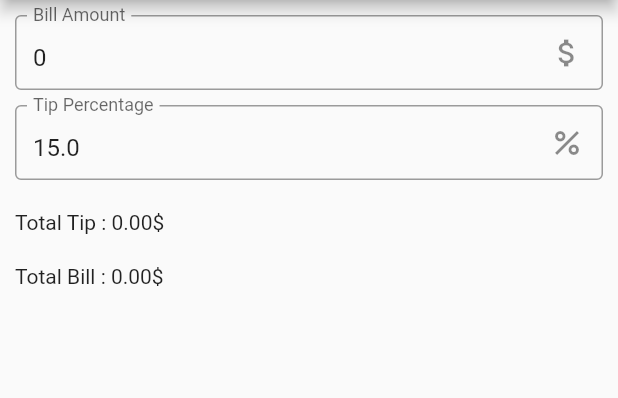
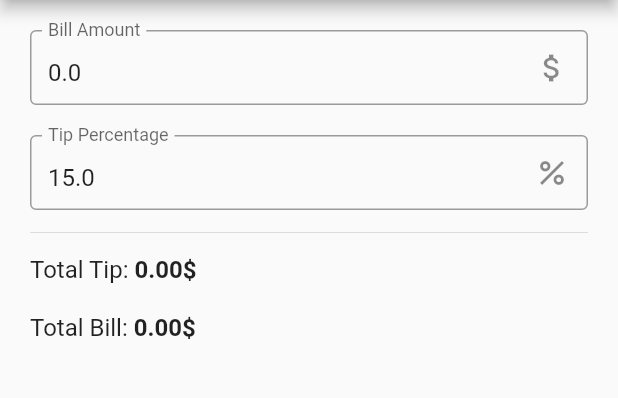
Before and after one commit to rutvik110/tip_calculator, a Flutter app: the screen it shows after launch, on a phone screen of 412 x 824 dp, the part 84-482 px from its top. Run offline on Flutter 3.47's test engine with Material 2 defaults, Android fonts, the phone set to English and light mode, and no system bars.

Commit message:
ui updated and functionality improved

```diff
--- a/lib/main.dart
+++ b/lib/main.dart
@@ -103,19 +103,26 @@ class _MyHomePageState extends State<MyHomePage> {
     totalTip = 0;
     totalBill = 0;
     tipPercentageController = TextEditingController(text: '$tipPercentage');
-    billAmountController = TextEditingController(text: '0');
+    billAmountController = TextEditingController(text: '$billAmount');
 
     errorText = null;
   }
 
   @override
   Widget build(BuildContext context) {
+    final moneyTextStyle = TextStyle(
+      fontWeight: FontWeight.bold,
+      fontSize: Theme.of(context).textTheme.titleMedium!.fontSize,
+    );
+    final titleTextStyle = TextStyle(
+      fontSize: Theme.of(context).textTheme.titleMedium!.fontSize,
+    );
     return Scaffold(
       appBar: AppBar(
         title: const Text('Tip Calculator'),
       ),
       body: Padding(
-        padding: const EdgeInsets.all(10),
+        padding: const EdgeInsets.all(20),
         child: Column(
           crossAxisAlignment: CrossAxisAlignment.start,
           children: [
@@ -134,7 +141,7 @@ class _MyHomePageState extends State<MyHomePage> {
               ),
             ),
             const SizedBox(
-              height: 10,
+              height: 20,
             ),
             SizedBox(
               height: 50,
@@ -143,8 +150,9 @@ class _MyHomePageState extends State<MyHomePage> {
                 decoration: InputDecoration(
                   border: const OutlineInputBorder(),
                   label: const Text('Tip Percentage'),
-                  suffixIcon: const Icon(
+                  suffixIcon: Icon(
                     Icons.percent,
+                    color: errorText != null ? Colors.red : null,
                   ),
                   errorText: errorText,
                 ),
@@ -154,15 +162,19 @@ class _MyHomePageState extends State<MyHomePage> {
               ),
             ),
             // show total tip and total bill
-            const SizedBox(
-              height: 20,
+            const Divider(
+              height: 30,
             ),
 
             Row(
               children: [
-                const Text('Total Tip : '),
+                Text(
+                  'Total Tip: ',
+                  style: titleTextStyle,
+                ),
                 Text(
                   errorText != null ? 'N/A' : formatAmount(totalTip),
+                  style: moneyTextStyle,
                 ),
               ],
             ),
@@ -171,9 +183,13 @@ class _MyHomePageState extends State<MyHomePage> {
             ),
             Row(
               children: [
-                const Text('Total Bill : '),
+                Text(
+                  'Total Bill: ',
+                  style: titleTextStyle,
+                ),
                 Text(
                   formatAmount(totalBill),
+                  style: moneyTextStyle,
                 ),
               ],
             ),
```
